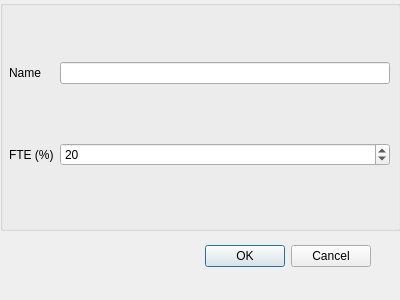
Before: the Qt Designer form GUI/AddProjectDialog.ui in hratcliffe/TimeTrackerTwo, drawn with Qt 5.
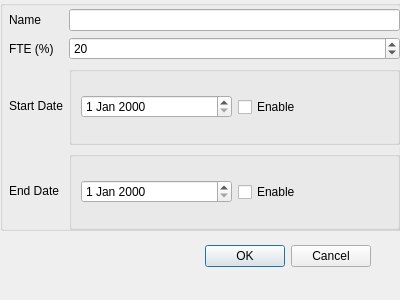
After: the same form once the commit is applied.

Commit message:
Adding start and end dates
Projects can optionally have a start and end date
This implements the basics of that

```diff
--- a/GUI/AddProjectDialog.ui
+++ b/GUI/AddProjectDialog.ui
@@ -46,22 +46,15 @@
      <rect>
       <x>9</x>
       <y>9</y>
-      <width>381</width>
-      <height>211</height>
+      <width>391</width>
+      <height>221</height>
      </rect>
     </property>
     <layout class="QGridLayout" name="gridLayout">
-     <item row="0" column="1">
-      <widget class="QLineEdit" name="NameField">
-       <property name="maxLength">
-        <number>50</number>
-       </property>
-      </widget>
-     </item>
-     <item row="0" column="0">
-      <widget class="QLabel" name="label">
+     <item row="2" column="0">
+      <widget class="QLabel" name="startLabel">
        <property name="text">
-        <string>Name</string>
+        <string>Start Date</string>
        </property>
       </widget>
      </item>
@@ -88,6 +81,73 @@
        </property>
       </widget>
      </item>
+     <item row="0" column="0">
+      <widget class="QLabel" name="nameLabel">
+       <property name="text">
+        <string>Name</string>
+       </property>
+      </widget>
+     </item>
+     <item row="3" column="0">
+      <widget class="QLabel" name="endLabel">
+       <property name="text">
+        <string>End Date</string>
+       </property>
+      </widget>
+     </item>
+     <item row="0" column="1">
+      <widget class="QLineEdit" name="nameField">
+       <property name="maxLength">
+        <number>50</number>
+       </property>
+      </widget>
+     </item>
+     <item row="2" column="1">
+      <widget class="QGroupBox" name="startBox">
+       <property name="title">
+        <string/>
+       </property>
+       <layout class="QHBoxLayout" name="horizontalLayout_2">
+        <item>
+         <layout class="QHBoxLayout" name="horizontalLayout">
+          <item>
+           <widget class="QDateEdit" name="startSelect"/>
+          </item>
+          <item>
+           <widget class="QCheckBox" name="startEnabled">
+            <property name="text">
+             <string>Enable</string>
+            </property>
+           </widget>
+          </item>
+         </layout>
+        </item>
+       </layout>
+      </widget>
+     </item>
+     <item row="3" column="1">
+      <widget class="QGroupBox" name="endBox">
+       <property name="title">
+        <string/>
+       </property>
+       <layout class="QHBoxLayout" name="horizontalLayout_5">
+        <item>
+         <layout class="QHBoxLayout" name="horizontalLayout_6">
+          <item>
+           <widget class="QDateEdit" name="endSelect"/>
+          </item>
+          <item>
+           <widget class="QCheckBox" name="endEnabled">
+            <property name="text">
+             <string>Enable</string>
+            </property>
+           </widget>
+          </item>
+         </layout>
+        </item>
+       </layout>
+      </widget>
+     </item>
     </layout>
    </widget>
   </widget>
```
Left out of the diff: 2 changed lines with no effect on the pictures. The commit also changes 10 other files.
